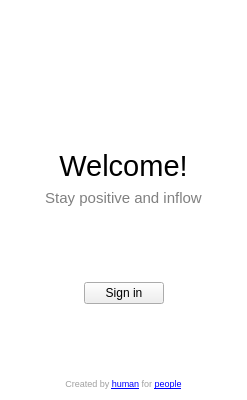
Before: the Qt Designer form mainwindow.ui in Amixp/flow, drawn with Qt 5.
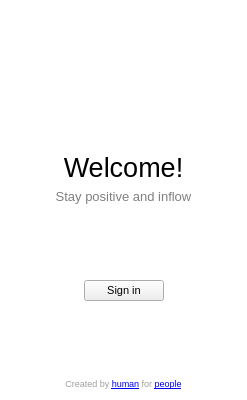
After: the same form once the commit is applied. Icons and pictures are not drawn.

Commit message: Main window design improvements

What changed in the file:
```diff
--- a/mainwindow.ui
+++ b/mainwindow.ui
@@ -99,7 +99,7 @@
      <widget class="QLabel" name="label">
       <property name="font">
        <font>
-        <pointsize>22</pointsize>
+        <pointsize>20</pointsize>
        </font>
       </property>
       <property name="text">
@@ -114,7 +114,7 @@
      <widget class="QLabel" name="label_2">
       <property name="font">
        <font>
-        <pointsize>11</pointsize>
+        <pointsize>10</pointsize>
        </font>
       </property>
       <property name="styleSheet">
@@ -158,6 +158,11 @@
       </item>
       <item>
        <widget class="QPushButton" name="signInButton">
+        <property name="font">
+         <font>
+          <pointsize>8</pointsize>
+         </font>
+        </property>
         <property name="text">
          <string>Sign in</string>
         </property>
```
The commit also changes 1 other file.
